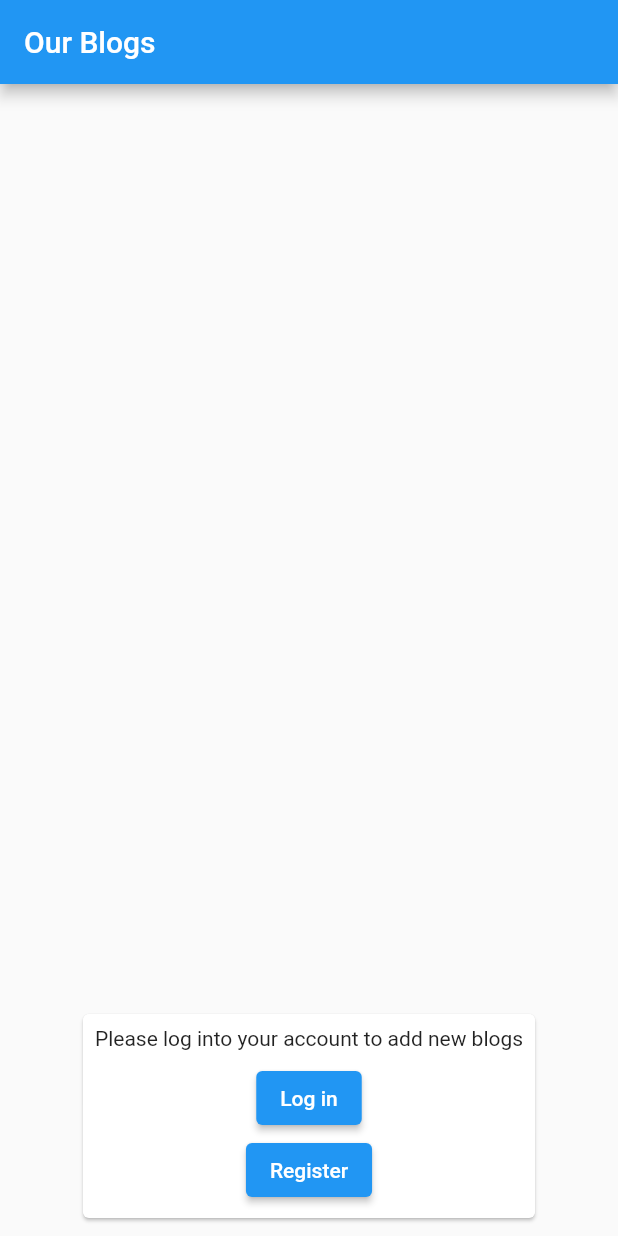
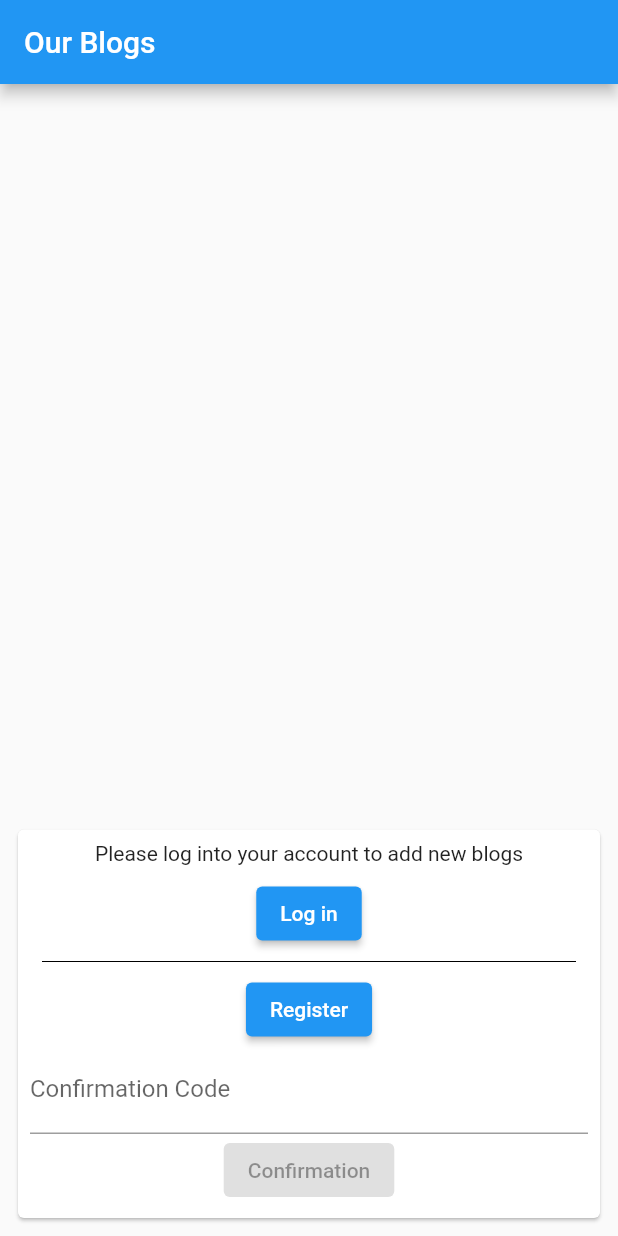
Before and after one commit to Flutter-Explained/amplify_tutorial, a Flutter app: the screen it shows after launch, after a tap on "Log in", on a phone screen of 412 x 824 dp. Run offline on Flutter 3.47's test engine with Material 2 defaults, Android fonts, the phone set to English and light mode, and no system bars; missing offline and left inert: amplify_auth_cognito, amplify_datastore, amplify_datastore_plugin_interface, amplify_flutter.

Commit message:
added a confirmation text field

```diff
--- a/lib/blog_screen.dart
+++ b/lib/blog_screen.dart
@@ -14,11 +14,17 @@ class BlogScreen extends StatefulWidget {
 }
 
 class _BlogScreenState extends State<BlogScreen> {
-  List<Blog> blogs = [];
-  String blogTitle;
-  String postTitle;
   StreamSubscription _subscription;
+  List<Blog> _blogs = [];
+  String _blogTitle;
+  String _postTitle;
+
   bool _loggedIn = false;
+  bool _registered = false;
+
+  String _email = "flutterexp@gmail.com";
+  String _password = "12345678";
+  String _confirmationNumber;
 
   @override
   void dispose() {
@@ -34,14 +40,14 @@ class _BlogScreenState extends State<BlogScreen> {
       print(event.eventType);
       switch (event.eventType) {
         case EventType.create:
-          blogs.add(event.item);
+          _blogs.add(event.item);
           break;
         case EventType.update:
-          var index = blogs.indexOf(event.item);
-          blogs[index] = event.item;
+          var index = _blogs.indexOf(event.item);
+          _blogs[index] = event.item;
           break;
         case EventType.delete:
-          blogs.removeWhere((element) => element.id == event.item.id);
+          _blogs.removeWhere((element) => element.id == event.item.id);
           break;
       }
       setState(() {});
@@ -63,21 +69,21 @@ class _BlogScreenState extends State<BlogScreen> {
                     endIndent: 16,
                     color: Colors.black,
                   ),
-                  itemCount: blogs.length,
+                  itemCount: _blogs.length,
                   itemBuilder: (item, index) {
                     return ListTile(
-                      title: Text(blogs[index].name),
+                      title: Text(_blogs[index].name),
                       trailing: IconButton(
                         icon: Icon(Icons.delete),
                         color: Colors.red,
                         onPressed: () async {
-                          Amplify.DataStore.delete(blogs[index]);
+                          Amplify.DataStore.delete(_blogs[index]);
                         },
                       ),
                       onTap: () async {
                         var posts = await Amplify.DataStore.query(
                           Post.classType,
-                          where: Post.BLOG.eq(blogs[index].id),
+                          where: Post.BLOG.eq(_blogs[index].id),
                         );
                         PostScreen.navigate(context, posts.first);
                       },
@@ -100,23 +106,23 @@ class _BlogScreenState extends State<BlogScreen> {
                               decoration:
                                   InputDecoration(labelText: "Blog Title"),
                               onChanged: (value) {
-                                blogTitle = value;
+                                _blogTitle = value;
                               },
                             ),
                             TextFormField(
                               decoration:
                                   InputDecoration(labelText: "Post Title"),
                               onChanged: (value) {
-                                postTitle = value;
+                                _postTitle = value;
                               },
                             ),
                             SizedBox(height: 16),
                             ElevatedButton(
                               child: Text("Add Blog"),
                               onPressed: () async {
-                                Blog newBlog = Blog(name: blogTitle);
+                                Blog newBlog = Blog(name: _blogTitle);
                                 var post = Post(
-                                  title: postTitle,
+                                  title: _postTitle,
                                   status: PostStatus.DRAFT,
                                   blog: newBlog,
                                 );
@@ -143,8 +149,8 @@ class _BlogScreenState extends State<BlogScreen> {
                               ElevatedButton(
                                 onPressed: () async {
                                   SignInResult res = await Amplify.Auth.signIn(
-                                    username: "flutterexp@gmail.com",
-                                    password: "12345678",
+                                    username: _email,
+                                    password: _password,
                                   );
 
                                   setState(() {
@@ -153,18 +159,46 @@ class _BlogScreenState extends State<BlogScreen> {
                                 },
                                 child: Text("Log in"),
                               ),
+                              Divider(
+                                color: Colors.black,
+                                indent: 8,
+                                endIndent: 8,
+                              ),
                               ElevatedButton(
-                                  onPressed: () async {
-                                    SignInResult res =
-                                        await Amplify.Auth.signIn(
-                                      username: "flutterexp@gmail.com",
-                                      password: "12345678",
-                                    );
-                                    setState(() {
-                                      _loggedIn = res.isSignedIn;
-                                    });
-                                  },
-                                  child: Text("Register"))
+                                onPressed: () async {
+                                  await Amplify.Auth.signUp(
+                                    username: _email,
+                                    password: _password,
+                                    options: CognitoSignUpOptions(
+                                      userAttributes: {"email": _email},
+                                    ),
+                                  );
+                                  setState(() {
+                                    _registered = true;
+                                  });
+                                },
+                                child: Text("Register"),
+                              ),
+                              TextField(
+                                onChanged: (value) =>
+                                    _confirmationNumber = value,
+                                decoration: InputDecoration(
+                                  labelText: "Confirmation Code",
+                                ),
+                              ),
+                              ElevatedButton(
+                                onPressed: _registered &&
+                                        _confirmationNumber.isNotEmpty
+                                    ? () async {
+                                        await Amplify.Auth.confirmSignUp(
+                                          username: _email,
+                                          confirmationCode:
+                                              "Add-Your-Confirmation-Code-Here",
+                                        );
+                                      }
+                                    : null,
+                                child: Text("Confirmation"),
+                              )
                             ],
                           ),
                   ),
@@ -176,6 +210,6 @@ class _BlogScreenState extends State<BlogScreen> {
   }
 
   Future<void> initBlogs() async {
-    blogs = await Amplify.DataStore.query(Blog.classType);
+    _blogs = await Amplify.DataStore.query(Blog.classType);
   }
 }
```
